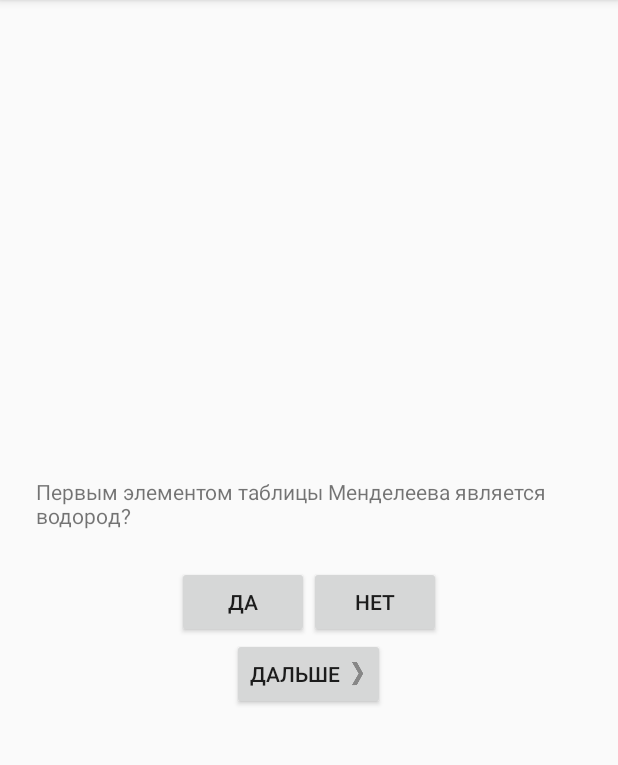
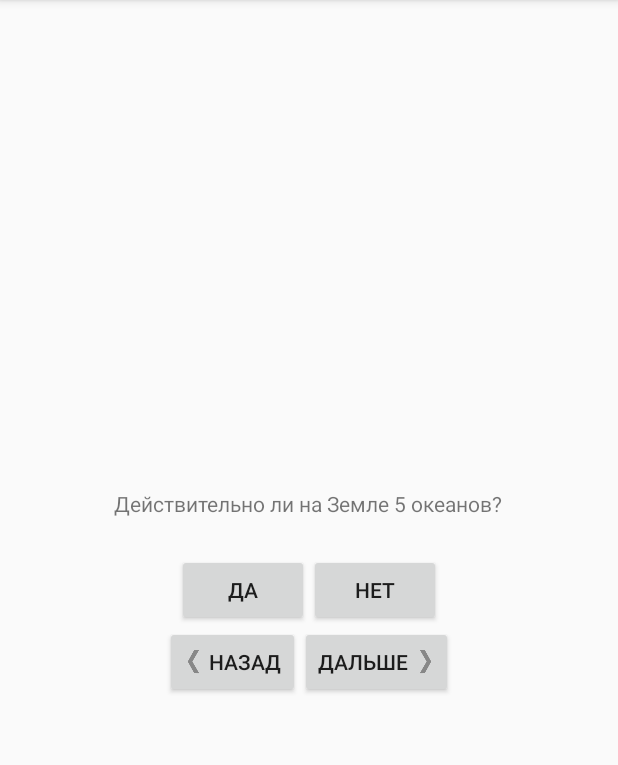
Before and after one commit to behemoth-13/AndroidApp_Questioner, an Android app: the screen it shows after launch (QuizActivity), after a tap on "ДАЛЬШЕ", on a phone screen of 412 x 824 dp, the part 84-849 px from its top. Run offline under Robolectric (Android 15) with nearby library versions, the phone set to English and light mode, and no system bars; 1 other tap on this screen came first.

Commit message:
task2(77p)complete

```diff
--- a/app/src/main/java/by/afanasyeu/alex/cleverluba/QuizActivity.java
+++ b/app/src/main/java/by/afanasyeu/alex/cleverluba/QuizActivity.java
@@ -12,6 +12,7 @@ public class QuizActivity extends AppCompatActivity {
     private Button mTrueButton;
     private Button mFalseButton;
     private Button mNextButton;
+    private Button mPrevButton;
     private TextView mQuestionTextView;
 
     private Question[] mQuestionBank = new Question[] {
@@ -58,6 +59,16 @@ public class QuizActivity extends AppCompatActivity {
                 next();
             }
         });
+        mPrevButton = (Button) findViewById(R.id.prev_button);
+        mPrevButton.setOnClickListener(new View.OnClickListener() {
+            @Override
+            public void onClick(View view) {
+                if (--mCurrentIndex == -1) {
+                    mCurrentIndex = mQuestionBank.length - 1;
+                }
+                updateQuestion();
+            }
+        });
 
         updateQuestion();
     }
@@ -81,7 +92,9 @@ public class QuizActivity extends AppCompatActivity {
     }
 
     private void next() {
-        mCurrentIndex = (mCurrentIndex + 1) % mQuestionBank.length;
+        if (++mCurrentIndex == mQuestionBank.length) {
+            mCurrentIndex = 0;
+        }
         updateQuestion();
     }
 }
--- a/app/src/main/res/layout/activity_quiz.xml
+++ b/app/src/main/res/layout/activity_quiz.xml
@@ -31,12 +31,27 @@
 
     </LinearLayout>
 
-    <Button
-        android:id="@+id/next_button"
+    <LinearLayout
         android:layout_width="wrap_content"
         android:layout_height="wrap_content"
-        android:text="@string/next_button"
-        android:drawableRight="@drawable/arrow_right"
-        android:drawablePadding="4dp"/>
+        android:orientation="horizontal">
+        <Button
+            android:id="@+id/prev_button"
+            android:layout_width="wrap_content"
+            android:layout_height="wrap_content"
+            android:text="@string/prev_button"
+            android:drawableLeft="@drawable/arrow_left"
+            android:drawablePadding="4dp"/>
+
+        <Button
+            android:id="@+id/next_button"
+            android:layout_width="wrap_content"
+            android:layout_height="wrap_content"
+            android:text="@string/next_button"
+            android:drawableRight="@drawable/arrow_right"
+            android:drawablePadding="4dp"/>
+
+    </LinearLayout>
+
 
 </LinearLayout>
--- a/app/src/main/res/values/strings.xml
+++ b/app/src/main/res/values/strings.xml
@@ -18,4 +18,5 @@
     <string name="correct_toast" >Правильно, умница!</string>
     <string name="incorrect_toast" >Неправильно, иди учи уроки!</string>
     <string name="next_button" >Дальше</string>
+    <string name="prev_button" >Назад</string>
 </resources>
```
